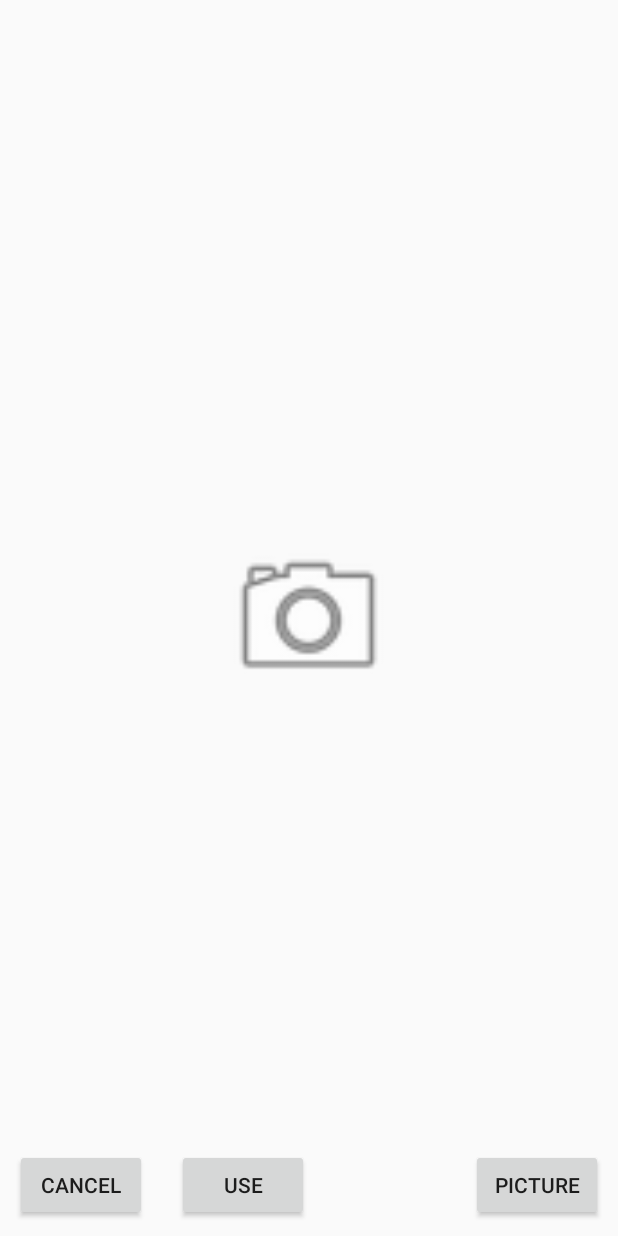
After one commit to dennisbr3003/Android-Java-NoteM3, an Android app: the CameraWrapper screen opened directly, with no data from a screen before it, on a phone screen of 412 x 824 dp. The commit adds this screen. Run offline under Robolectric (Android 15) with nearby library versions, the phone set to English and light mode, and no system bars.

Commit message:
Added camera function

```diff
--- /dev/null
+++ b/app/src/main/java/com/example/notematser/CameraWrapper.java
@@ -0,0 +1,160 @@
+package com.example.notematser;
+
+import androidx.annotation.Nullable;
+import androidx.appcompat.app.AppCompatActivity;
+import androidx.core.app.ActivityCompat;
+import androidx.core.content.ContextCompat;
+import androidx.core.content.FileProvider;
+
+import android.Manifest;
+import android.annotation.SuppressLint;
+import android.content.Intent;
+import android.content.pm.PackageManager;
+import android.graphics.Bitmap;
+import android.graphics.BitmapFactory;
+import android.net.Uri;
+import android.os.Bundle;
+import android.os.Environment;
+import android.provider.MediaStore;
+import android.util.Log;
+import android.view.View;
+import android.widget.Button;
+import android.widget.ImageView;
+import android.widget.Toast;
+
+import java.io.File;
+
+public class CameraWrapper extends AppCompatActivity {
+
+    private File picture_file;
+    private static final int TAKE_PICTURE = 263;
+    private static final String PHOTO_FILENAME = "passpoint_picture.jpg";
+
+    // Variables for requesting permissions, API 25+
+    private int requestCode;
+    private int grantResults[]; // used because the variable needs to be final, therefor you
+                                // cannot update it in code. But you CAN assign a value to an array element
+
+    @Override
+    protected void onCreate(Bundle savedInstanceState) {
+        super.onCreate(savedInstanceState);
+        setContentView(R.layout.photo_camera);
+        addBtnCancelClickListener();
+        addBtnPictureClickListener();
+        addBtnUseClickListener();
+        if(ContextCompat.checkSelfPermission(this, Manifest.permission.WRITE_EXTERNAL_STORAGE) == PackageManager.PERMISSION_DENIED ) {
+            //if you dont have required permissions ask for it (only required for API 23+)
+            ActivityCompat.requestPermissions(this, new String[]{Manifest.permission.WRITE_EXTERNAL_STORAGE}, requestCode);
+            onRequestPermissionsResult(requestCode, new String[]{Manifest.permission.WRITE_EXTERNAL_STORAGE}, grantResults);
+        }
+
+    }
+
+    private void addBtnUseClickListener() {
+    }
+
+    @Override // android recommended class to handle permissions
+    public void onRequestPermissionsResult(int requestCode,
+                                           String permissions[], int[] grantResults) {
+        switch (requestCode) {
+            case 1: {
+
+                // If request is cancelled, the result arrays are empty.
+                if (grantResults.length > 0
+                        && grantResults[0] == PackageManager.PERMISSION_GRANTED) {
+
+                    Log.d("permission", "granted");
+                } else {
+
+                    // permission denied, boo! Disable the
+                    // functionality that depends on this permission.uujm
+                    Toast.makeText(this, "Permission denied to read or write your External storage", Toast.LENGTH_SHORT).show();
+
+                    //app cannot function without this permission for now so close it...
+                    onDestroy();
+                }
+                return;
+            }
+
+            // other 'case' line to check fosr other
+            // permissions this app might request
+        }
+    }
+
+    private void addBtnCancelClickListener(){
+        Button btn_cancel = (Button)findViewById(R.id.button_cancel);
+        btn_cancel.setOnClickListener(new View.OnClickListener() {
+            @Override
+            public void onClick(View v) {
+                // this will unload this activity and return with a result
+                Log.d(getString(R.string.DefaultTag), getString(R.string.cancel_button_clicked));
+                setResult(RESULT_OK);
+                finish();
+            }
+        });
+    }
+
+    private void addBtnPictureClickListener() {
+        Button btn_picture = (Button) findViewById(R.id.button_picture);
+        btn_picture.setOnClickListener(new View.OnClickListener() {
+            @SuppressLint("StringFormatInvalid")
+            @Override
+            public void onClick(View v) {
+
+                // File picture_save_directory = Environment.getExternalStoragePublicDirectory(Environment.DIRECTORY_PICTURES);
+                // This is a directory only accessible for the app -->
+                File picture_save_directory = getExternalFilesDir(Environment.DIRECTORY_PICTURES);
+
+                // set up to file object to copy the photo to. It will always be overwritten with the new photo -->
+
+                picture_file = new File(picture_save_directory, PHOTO_FILENAME);
+                Log.d(getString(R.string.DefaultTag), getString(R.string.tempfile_successfully_created) + " " + String.valueOf(picture_file.getAbsolutePath()));
+
+                //First check if there is a camera app on the device; it's to be used to take the actual picture
+                // We ask the device to check if there is an app available to take a picture through an implicit intent -->
+                Intent i = new Intent(MediaStore.ACTION_IMAGE_CAPTURE);
+
+                if(i.resolveActivity(getPackageManager())!= null) { // <-- this is to avoid a crash of the app
+                    // let the intent know we want to save to photo to that location with that filename -->
+                    Toast.makeText(CameraWrapper.this,  String.valueOf(picture_file != null),Toast.LENGTH_LONG).show();
+                    if (picture_file != null) {
+                        Uri photoURI = FileProvider.getUriForFile(CameraWrapper.this,
+                                "com.example.android.fileprovider",
+                                picture_file);
+                        i.putExtra(MediaStore.EXTRA_OUTPUT, photoURI);  // <-- dit ging fout, nu niet meer door gebruik van de fileprovider
+                        startActivityForResult(i, TAKE_PICTURE); // use startActivityForResult to retrieve a photo
+                    }
+                }
+            }
+        });
+    }
+    /* to be deployed
+        private void galleryAddPic() {
+            Intent mediaScanIntent = new Intent(Intent.ACTION_MEDIA_SCANNER_SCAN_FILE);
+            File f = new File(currentPhotoPath);
+            Uri contentUri = Uri.fromFile(f);
+            mediaScanIntent.setData(contentUri);
+            this.sendBroadcast(mediaScanIntent);
+        }
+        */
+    @Override
+    protected void onActivityResult(int requestCode, int resultCode, @Nullable Intent data) {
+        super.onActivityResult(requestCode, resultCode, data); // data holds the thumbnail
+        switch(requestCode){
+            case TAKE_PICTURE:
+                // The activity of taking and saving a picture is ended so get the bitmap (that should be save in picture_file)
+                Bitmap bm = BitmapFactory.decodeFile(picture_file.getAbsolutePath()); // should hold directory and filename (Attention this uses extra manifest permission)
+                if(bm != null){
+                    // add bitmap to ImageView
+                    ImageView im = findViewById(R.id.imageview_photo);
+                    im.setImageBitmap(bm);
+                } else{
+                    Log.d(getString(R.string.DefaultTag), getString(R.string.picture_error));
+                    break;
+                }
+                return;
+            default:
+                Log.d(getString(R.string.DefaultTag), getString(R.string.activity_unknown));
+        }
+    }
+}
--- a/app/src/main/java/com/example/notematser/DialogAnswerListener.java
+++ b/app/src/main/java/com/example/notematser/DialogAnswerListener.java
@@ -2,4 +2,5 @@ package com.example.notematser;
 
 public interface DialogAnswerListener {
     public void booleanAnswerConfirmed(Boolean answer);
+    public void integerAnswerConfirmed(int answer);
 }
--- /dev/null
+++ b/app/src/main/res/layout/photo_camera.xml
@@ -0,0 +1,70 @@
+<?xml version="1.0" encoding="utf-8"?>
+<RelativeLayout xmlns:android="http://schemas.android.com/apk/res/android"
+    xmlns:app="http://schemas.android.com/apk/res-auto"
+    xmlns:tools="http://schemas.android.com/tools"
+    android:id="@+id/linearLayout"
+    android:layout_width="match_parent"
+    android:layout_height="match_parent"
+    tools:context=".CameraWrapper">
+
+    <ImageView
+        android:id="@+id/imageview_icon"
+        android:layout_width="126dp"
+        android:layout_height="115dp"
+        android:layout_centerInParent="true"
+        android:contentDescription="@string/camera_icon"
+        app:srcCompat="@android:drawable/ic_menu_camera" />
+
+    <ImageView
+        android:id="@+id/imageview_photo"
+        android:layout_width="match_parent"
+        android:layout_height="664dp"
+        android:layout_above="@+id/button_use_photo"
+        android:layout_marginStart="0dp"
+        android:layout_marginEnd="0dp"
+        android:contentDescription="@string/photo_container"
+        app:layout_constraintBottom_toTopOf="@+id/button_use_photo"
+        app:layout_constraintEnd_toEndOf="parent"
+        app:layout_constraintStart_toStartOf="parent"
+        app:layout_constraintTop_toTopOf="parent" />
+
+    <Button
+        android:id="@+id/button_picture"
+        android:layout_width="wrap_content"
+        android:layout_height="wrap_content"
+        android:layout_alignParentStart="false"
+        android:layout_alignParentLeft="false"
+        android:layout_alignParentEnd="true"
+        android:layout_alignParentRight="true"
+        android:layout_alignParentBottom="true"
+        android:layout_margin="10dp"
+        android:layout_marginStart="10dp"
+        android:layout_marginEnd="10dp"
+        android:text="@string/button_picture_caption" />
+
+    <Button
+        android:id="@+id/button_cancel"
+        android:layout_width="wrap_content"
+        android:layout_height="wrap_content"
+        android:layout_alignParentBottom="true"
+        android:layout_marginLeft="10dp"
+        android:layout_marginTop="10dp"
+        android:layout_marginRight="10dp"
+        android:layout_marginBottom="10dp"
+        android:text="@string/cancel" />
+
+    <Button
+        android:id="@+id/button_use_photo"
+        android:layout_width="wrap_content"
+        android:layout_height="wrap_content"
+        android:layout_alignParentBottom="true"
+        android:layout_marginStart="10dp"
+        android:layout_marginLeft="10dp"
+        android:layout_marginTop="10dp"
+        android:layout_marginEnd="10dp"
+        android:layout_marginRight="10dp"
+        android:layout_marginBottom="10dp"
+        android:layout_toRightOf="@id/button_cancel"
+        android:text="@string/button_use_caption"
+        android:layout_toEndOf="@id/button_cancel" />
+</RelativeLayout>
--- a/app/src/main/res/values/strings.xml
+++ b/app/src/main/res/values/strings.xml
@@ -52,4 +52,20 @@
     <string name="reset_background_color">Reset background color</string>
     <string name="clear_notes">Clear notes</string>
     <string name="change_passpoint_picture">Change passpoint picture</string>
+    <string name="camera_button_dlg">The camera button was clicked</string>
+    <string name="gallery_button_dlg">The gallery button was clicked</string>
+    <string name="cancel_button_dlg">The cancel button was clicked</string>
+    <string name="debug_dialog_listener">\"Is the listener actually listening? \"</string>
+    <string name="unknown_from_dlg">Unknown value returned from dialog</string>
+    <string name="camera_icon">camera icon</string>
+    <string name="photo_container">photo container</string>
+    <string name="button_picture_caption">Picture</string>
+    <string name="button_use_caption">Use</string>
+    <string name="cancel_button_clicked">Cancel button was clicked</string>
+    <string name="picture_error">Picture could not be resolved</string>
+    <string name="activity_unknown">Unknown activity request code</string>
+    <string name="req_unknown">Request code is unknown</string>
+    <string name="req_is">Request code is</string>
+    <string name="tempfile_successfully_created">Temporary file successfully created</string>
+    <string name="start_camera_wrapper">Trying to start camera wrapper</string>
 </resources>
--- /dev/null
+++ b/app/src/main/res/xml/file_paths.xml
@@ -0,0 +1,4 @@
+<?xml version="1.0" encoding="utf-8"?>
+<paths xmlns:android="http://schemas.android.com/apk/res/android">
+    <external-files-path name="my_images" path="/" />
+</paths>
```
Also changed, not shown: app/src/main/AndroidManifest.xml (+32 -1 lines), app/src/main/java/com/example/notematser/MainActivity.java (+26 -0 lines), app/src/main/java/com/example/notematser/SharedResource.java (+40 -29 lines).
